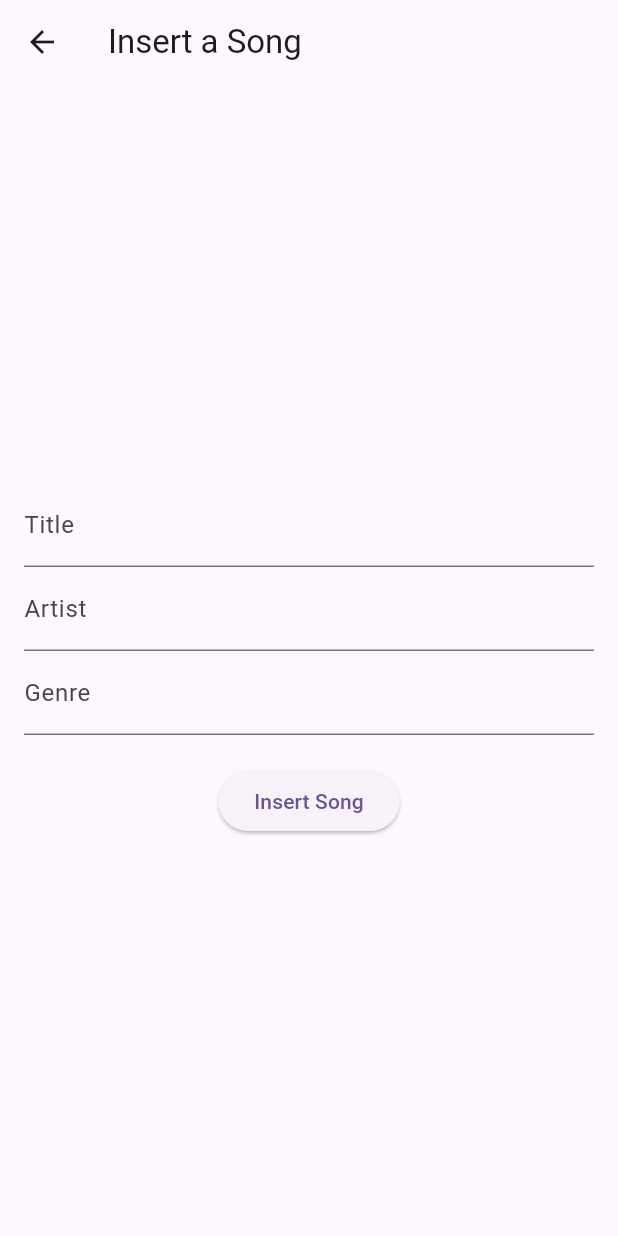
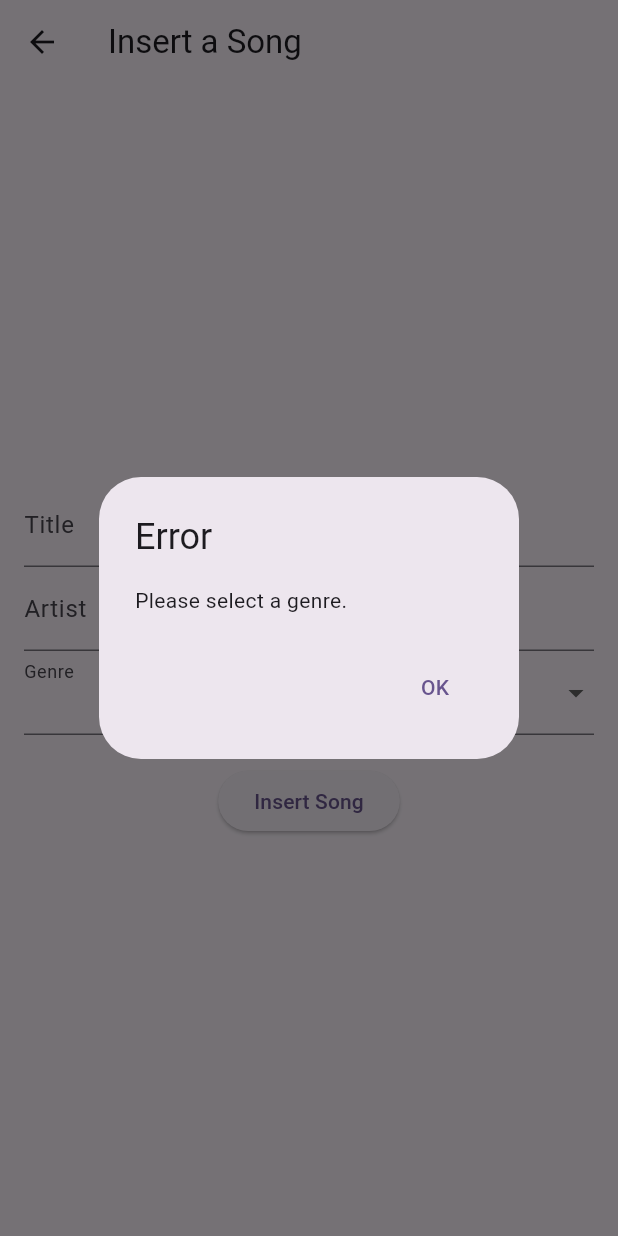
Before and after one commit to andrewshowers/BeatBlendr, a Flutter app: the InsertionPage screen opened directly, after a tap on "Insert Song", on a phone screen of 412 x 824 dp. Run offline on Flutter 3.47's test engine with Material 3 defaults, Android fonts, the phone set to English and light mode, and no system bars.

Commit message:
got the dropdown to work for genre field in the InsertPage. It's not the prettiest, but it works as intended.

```diff
--- a/app/lib/insert_data_page.dart
+++ b/app/lib/insert_data_page.dart
@@ -10,6 +10,21 @@ class _InsertionPageState extends State<InsertionPage> {
   TextEditingController titleController = TextEditingController();
   TextEditingController artistController = TextEditingController();
   TextEditingController genreController = TextEditingController();
+  List<String> genre_options = [
+    'Classical',
+    'Pop',
+    'Jazz',
+    'Hip Hop',
+    'Country'
+  ];
+  String? selectedItem;
+
+  // I was having a lot of trouble trying to make the dropdown default to null, but this fixed it
+  @override
+  void initState() {
+    super.initState(); // this line is necessary, but I am slightly confused as to why.  Does not work without though.
+    selectedItem = null; // Set selectedItem to null
+  }
 
   @override
   Widget build(BuildContext context) {
@@ -30,27 +45,67 @@ class _InsertionPageState extends State<InsertionPage> {
               controller: artistController,
               decoration: InputDecoration(labelText: 'Artist'),
             ),
-            TextField(
-              controller: genreController,
+            DropdownButtonFormField<String>(
               decoration: InputDecoration(labelText: 'Genre'),
+              value: selectedItem,
+              items: [
+                DropdownMenuItem<String>(
+                  child: Text(''), // Blank item
+                  value: null,
+                ),
+                ...genre_options.map(
+                  (item) => DropdownMenuItem<String>(
+                    child: Text(item, style: TextStyle(fontSize: 20)),
+                    value: item,
+                  ),
+                ),
+              ],
+              onChanged: (value) {
+                setState(() {
+                  selectedItem = value;
+                });
+              },
             ),
             SizedBox(height: 20),
             ElevatedButton(
               onPressed: () async {
+                if (selectedItem != null) {
                   // Create a new Song object from user input
                   Song newSong = Song(
                     title: titleController.text,
                     artist: artistController.text,
-                  genre: genreController.text,
+                    genre: selectedItem ??
+                        'DefaultGenre',
                   );
 
-                // Add the new song to the 'songs' list using the helper class
+                  // Add the new song to the songs list
                   Song.addSong(newSong);
 
-                // Optionally, you can clear the text controllers
+                  // clears the text controllers
                   titleController.clear();
                   artistController.clear();
-                genreController.clear();
+                  setState(() {
+                    selectedItem = null; // Reset the dropdown to null after submitting
+                  });
+                } else { // if genre isn't selected, shows an error box
+                  showDialog(
+                    context: context,
+                    builder: (BuildContext context) {
+                      return AlertDialog(
+                        title: Text('Error'),
+                        content: Text('Please select a genre.'),
+                        actions: [
+                          TextButton(
+                            onPressed: () {
+                              Navigator.pop(context);
+                            },
+                            child: Text('OK'),
+                          ),
+                        ],
+                      );
+                    },
+                  );
+                }
               },
               child: Text('Insert Song'),
             ),
```
Lines whose indentation alone changed are shown as unchanged.
